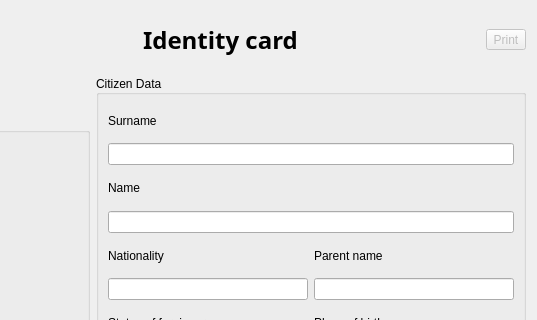
This is src/document/eid/eid.ui in LibreSCRS/LibreCelik as Qt 5 draws it before an edit; both pictures show x 171 to 708 and y 0 to 320 of the 708 by 681 pixel window. The edited form follows.
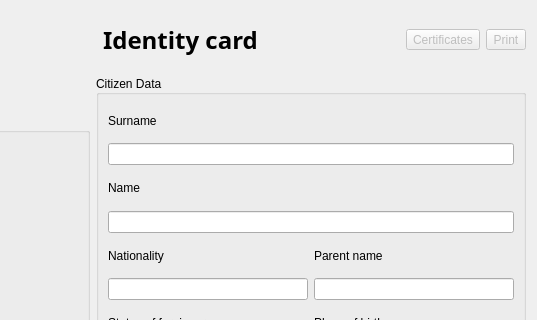
This is the edited form. Icons and pictures are not drawn.

```diff
--- a/src/document/eid/eid.ui
+++ b/src/document/eid/eid.ui
@@ -127,6 +127,22 @@
              </property>
             </spacer>
            </item>
+           <item>
+            <widget class="QToolButton" name="certificatesButton">
+             <property name="enabled">
+              <bool>false</bool>
+             </property>
+             <property name="text">
+              <string>Certificates</string>
+             </property>
+             <property name="iconSize">
+              <size>
+               <width>48</width>
+               <height>48</height>
+              </size>
+             </property>
+            </widget>
+           </item>
            <item>
             <widget class="QToolButton" name="toolButton">
              <property name="enabled">
```
